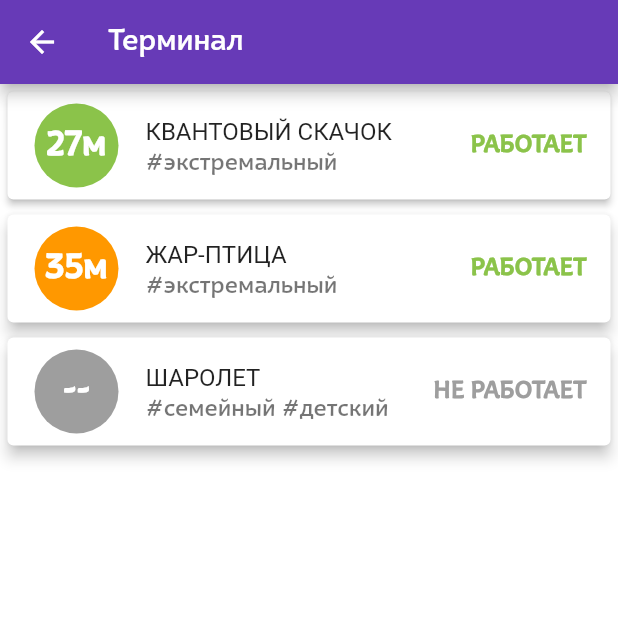
After one commit to aspesivtsev/sochipark, a Flutter app: the TerminalScreen screen opened by its route, on a phone screen of 412 x 824 dp, the top half of it. The commit adds this screen. Run offline on Flutter 3.47's test engine with Material 2 defaults, Android fonts, the phone set to English and light mode, and no system bars; our stand-ins replace table_calendar; network calls fail.

Commit message:
added terminal screen and menu

```diff
--- a/lib/main.dart
+++ b/lib/main.dart
@@ -4,6 +4,8 @@ import './screens/attractions_screen.dart';
 import './screens/attraction_detail_screen.dart';
 import './screens/contacts_screen.dart';
 import './screens/calendar_screen.dart';
+import './screens/terminal_screen.dart';
+
 import 'package:intl/date_symbol_data_local.dart';
 
 void main() {
@@ -52,6 +54,7 @@ class MyApp extends StatelessWidget {
         AttractionDetailScreen.routeName: (ctx) => AttractionDetailScreen(),
         ContactsScreen.routeName: (ctx) => ContactsScreen(),
         EventsCalendar.routeName: (ctx) => EventsCalendar(),
+        TerminalScreen.routeName: (ctx) => TerminalScreen(),
       },
       onUnknownRoute: (settings) {
         //if all the routes fail it will show the main screen
--- /dev/null
+++ b/lib/screens/terminal_screen.dart
@@ -0,0 +1,23 @@
+import 'package:flutter/material.dart';
+import '../widgets/terminal_item.dart';
+
+class TerminalScreen extends StatelessWidget {
+  static const routeName = '/terminal_screen';
+  const TerminalScreen({Key key = const Key("any_key")}) : super(key: key);
+
+  @override
+  Widget build(BuildContext context) {
+    return Scaffold(
+      appBar: AppBar(
+        title: Text('Терминал'),
+      ),
+      body: SafeArea(
+        child: SingleChildScrollView(
+          child: Container(
+            child: TerminalItem(),
+          ),
+        ),
+      ),
+    );
+  }
+}
--- a/lib/widgets/main_drawer.dart
+++ b/lib/widgets/main_drawer.dart
@@ -3,6 +3,7 @@ import '../screens/attractions_screen.dart';
 import '../screens/contacts_screen.dart';
 import 'package:url_launcher/url_launcher.dart';
 import '../screens/calendar_screen.dart';
+import '../screens/terminal_screen.dart';
 
 class MainDrawer extends StatelessWidget {
   static const buyUrl = 'https://www.sochipark.ru/tickets/?tab=ONLINE';
@@ -10,8 +11,8 @@ class MainDrawer extends StatelessWidget {
       ? await launch(_url)
       : throw 'Could not launch $_url';
 
-//TODO: need to edit the builder in order to pass the Function to action variable of the buildListTile, now it crashes
-  Widget buildListTile(String title, IconData icon, Future action) {
+  Widget buildListTile(
+      final String title, final IconData icon, final VoidCallback tapAction) {
     return ListTile(
       leading: Icon(
         icon,
@@ -24,7 +25,7 @@ class MainDrawer extends StatelessWidget {
           )
           //fontWeight: FontWeight.bold),
           ),
-      onTap: () => action,
+      onTap: tapAction,
     );
   }
 
@@ -52,14 +53,17 @@ class MainDrawer extends StatelessWidget {
             const SizedBox(
               height: 10,
             ),
-            /*
-            //this is a buidListTile
-            buildListTile(
-                'Аттракционы',
-                Icons.attractions,
-                Navigator.of(context)
-                    .popAndPushNamed(AttractionsScreen.routeName)),*/
-            ListTile(
+
+            buildListTile('Аттракционы', Icons.attractions, () {
+              Navigator.of(context)
+                  .popAndPushNamed(AttractionsScreen.routeName);
+            }),
+            buildListTile('Терминал', Icons.dashboard, () {
+              Navigator.of(context).popAndPushNamed(TerminalScreen.routeName);
+            }),
+
+            //this is old variant of list
+            /*ListTile(
               leading: const Icon(
                 Icons.attractions,
                 size: 24,
@@ -75,7 +79,8 @@ class MainDrawer extends StatelessWidget {
                 Navigator.of(context)
                     .popAndPushNamed(AttractionsScreen.routeName);
               },
-            ),
+            ),*/
+            //TODO: fix the items below
             ListTile(
               leading: const Icon(
                 Icons.event,
--- /dev/null
+++ b/lib/widgets/terminal_item.dart
@@ -0,0 +1,126 @@
+import 'package:flutter/material.dart';
+
+class TerminalItem extends StatefulWidget {
+  //TerminalItem({Key key = const Key("any_key")}) : super(key: key);
+
+  @override
+  _TerminalItemState createState() => _TerminalItemState();
+}
+
+class _TerminalItemState extends State<TerminalItem> {
+  @override
+  Widget build(BuildContext context) {
+    return Column(
+      children: [
+        Card(
+            elevation: 2,
+            margin: const EdgeInsets.symmetric(vertical: 5, horizontal: 5),
+            child: ListTile(
+              leading: CircleAvatar(
+                backgroundColor: Colors.lightGreen,
+                radius: 30,
+                child: Padding(
+                  padding: const EdgeInsets.all(0),
+                  child: FittedBox(
+                    child: Text(
+                      '27м',
+                      style: TextStyle(
+                        fontWeight: FontWeight.bold,
+                        fontSize: (24),
+                        color: Colors.white,
+                      ),
+                    ),
+                  ),
+                ),
+              ),
+              title: Text(
+                'КВАНТОВЫЙ СКАЧОК',
+                //style: Theme.of(context).textTheme.headline6,
+              ),
+              subtitle: Text(
+                '#экстремальный',
+              ),
+              trailing: Text(
+                'РАБОТАЕТ',
+                style: TextStyle(
+                    fontWeight: FontWeight.bold,
+                    fontSize: (16),
+                    color: Colors.lightGreen),
+              ),
+            )),
+        Card(
+            elevation: 4,
+            margin: const EdgeInsets.symmetric(vertical: 5, horizontal: 5),
+            child: ListTile(
+              leading: CircleAvatar(
+                backgroundColor: Colors.orange,
+                radius: 30,
+                child: Padding(
+                  padding: const EdgeInsets.all(0),
+                  child: FittedBox(
+                    child: Text(
+                      '35м',
+                      style: TextStyle(
+                        fontWeight: FontWeight.bold,
+                        fontSize: (24),
+                        color: Colors.white,
+                      ),
+                    ),
+                  ),
+                ),
+              ),
+              title: Text(
+                'ЖАР-ПТИЦА',
+                //style: Theme.of(context).textTheme.headline6,
+              ),
+              subtitle: Text(
+                '#экстремальный',
+              ),
+              trailing: Text(
+                'РАБОТАЕТ',
+                style: TextStyle(
+                    fontWeight: FontWeight.bold,
+                    fontSize: (16),
+                    color: Colors.lightGreen),
+              ),
+            )),
+        Card(
+            elevation: 4,
+            margin: const EdgeInsets.symmetric(vertical: 5, horizontal: 5),
+            child: ListTile(
+              leading: CircleAvatar(
+                backgroundColor: Colors.grey,
+                radius: 30,
+                child: Padding(
+                  padding: const EdgeInsets.all(0),
+                  child: FittedBox(
+                    child: Text(
+                      '--',
+                      style: TextStyle(
+                        fontWeight: FontWeight.bold,
+                        fontSize: (24),
+                        color: Colors.white,
+                      ),
+                    ),
+                  ),
+                ),
+              ),
+              title: Text(
+                'ШАРОЛЕТ',
+                //style: Theme.of(context).textTheme.headline6,
+              ),
+              subtitle: Text(
+                '#семейный #детский',
+              ),
+              trailing: Text(
+                'НЕ РАБОТАЕТ',
+                style: TextStyle(
+                    fontWeight: FontWeight.bold,
+                    fontSize: (16),
+                    color: Colors.grey),
+              ),
+            )),
+      ],
+    );
+  }
+}
```
